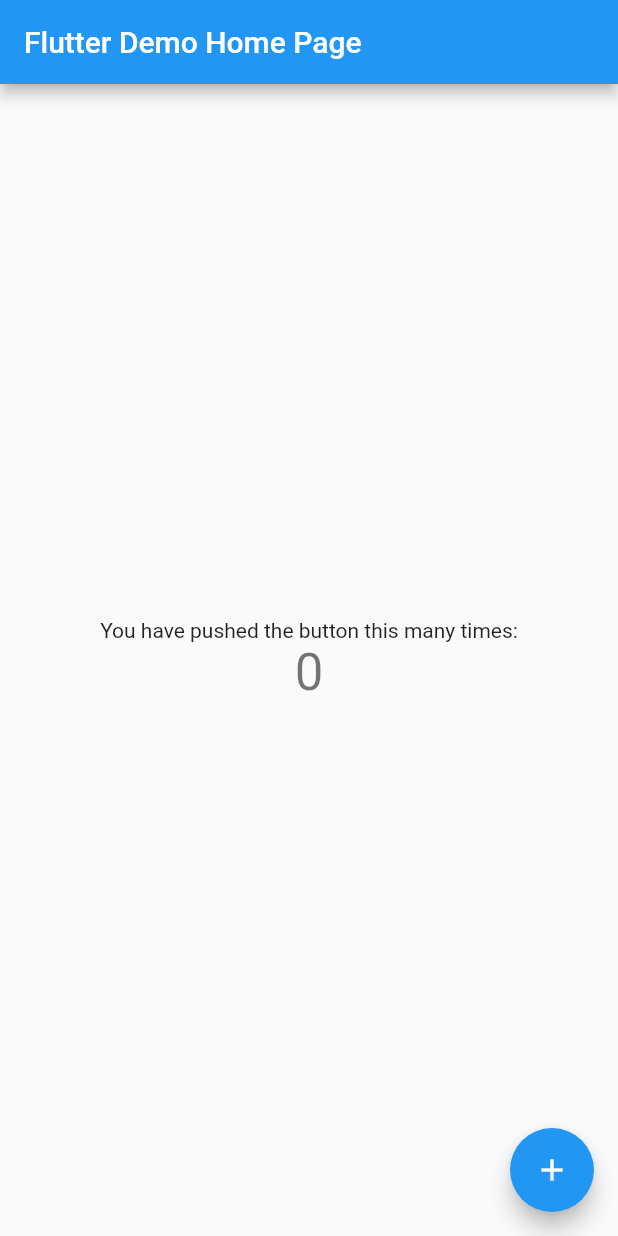
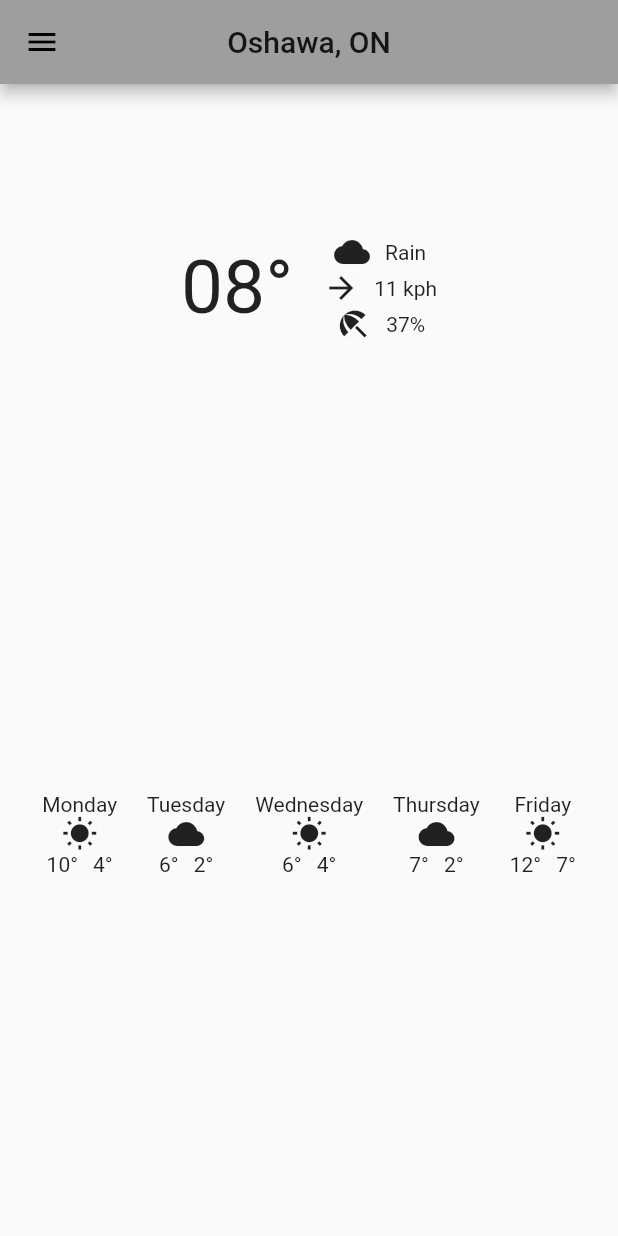
Before and after one commit to spencer-gray/weathernow, a Flutter app: the screen it shows after launch, on a phone screen of 412 x 824 dp. Run offline on Flutter 3.47's test engine with Material 2 defaults, Android fonts, the phone set to English and light mode, and no system bars.

Commit message:
Implemented some basic UI for the weather-view page.

```diff
--- a/lib/main.dart
+++ b/lib/main.dart
@@ -1,64 +1,20 @@
 import 'package:flutter/material.dart';
+import 'weather-view.dart';
 
-void main() => runApp(MyApp());
+void main() => runApp(WeatherNow());
 
-class MyApp extends StatelessWidget {
+class WeatherNow extends StatelessWidget {
+
   // This widget is the root of your application.
   @override
   Widget build(BuildContext context) {
     return MaterialApp(
-      title: 'Flutter Demo',
+      title: 'WeatherNow',
       theme: ThemeData(
-        primarySwatch: Colors.blue,
+        primarySwatch: Colors.grey,
       ),
-      home: MyHomePage(title: 'Flutter Demo Home Page'),
+      home: WeatherView(title: 'WeatherNow'),
+      debugShowCheckedModeBanner: false
     );
   }
 }
-
-class MyHomePage extends StatefulWidget {
-  MyHomePage({Key key, this.title}) : super(key: key);
-
-  final String title;
-
-  @override
-  _MyHomePageState createState() => _MyHomePageState();
-}
-
-class _MyHomePageState extends State<MyHomePage> {
-  int _counter = 0;
-
-  void _incrementCounter() {
-    setState(() {
-      _counter++;
-    });
-  }
-
-  @override
-  Widget build(BuildContext context) {
-    return Scaffold(
-      appBar: AppBar(
-        title: Text(widget.title),
-      ),
-      body: Center(
-        child: Column(
-          mainAxisAlignment: MainAxisAlignment.center,
-          children: <Widget>[
-            Text(
-              'You have pushed the button this many times:',
-            ),
-            Text(
-              '$_counter',
-              style: Theme.of(context).textTheme.display1,
-            ),
-          ],
-        ),
-      ),
-      floatingActionButton: FloatingActionButton(
-        onPressed: _incrementCounter,
-        tooltip: 'Increment',
-        child: Icon(Icons.add),
-      ),
-    );
-  }
-}
--- /dev/null
+++ b/lib/weather-view.dart
@@ -0,0 +1,186 @@
+import 'package:flutter/material.dart';
+
+class WeatherView extends StatefulWidget {
+  WeatherView({Key key, this.title}) : super(key: key);
+
+  final String title;
+
+  @override
+  _WeatherViewState createState() => _WeatherViewState();
+}
+
+class _WeatherViewState extends State<WeatherView> {
+
+  @override
+  Widget build(BuildContext context) {
+    return Scaffold(
+      appBar: AppBar(
+        //title: Text(widget.title),
+        title: Text('Oshawa, ON'),
+        centerTitle: true,
+      ),
+
+      body: Container(
+        padding: EdgeInsets.symmetric(vertical: 100),
+        child: Column(
+          children: <Widget> [
+            Row(
+              mainAxisAlignment: MainAxisAlignment.center,
+              children: <Widget> [
+                Column(
+                  children: <Widget>[
+                    Text('08\xb0', style: TextStyle(fontSize: 50)),
+                  ],
+                ),
+                Padding(padding: EdgeInsets.symmetric(horizontal: 10)),
+                Column(
+                  children: <Widget>[
+                    Row(
+                      children: <Widget>[
+                      Icon(Icons.cloud),
+                      Padding(padding: EdgeInsets.symmetric(horizontal: 5)),
+                      Text('Rain', style: TextStyle(fontSize: 14)),
+                    ]),
+                    Row(
+                      children: <Widget>[
+                      Icon(Icons.arrow_forward),
+                      Padding(padding: EdgeInsets.symmetric(horizontal: 5)),
+                      Text('11 kph', style: TextStyle(fontSize: 14)),
+                    ]),
+                    Row(
+                      children: <Widget>[
+                      Icon(Icons.beach_access),
+                      Padding(padding: EdgeInsets.symmetric(horizontal: 5)),
+                      Text('37%', style: TextStyle(fontSize: 14)),
+                    ]),
+                  ],
+                ),
+              ]
+            ),
+            // 5 day forecast box
+            Padding(padding: EdgeInsets.symmetric(vertical: 150)),
+            Container(
+              // decoration: BoxDecoration(border: Border.all(
+              //   color: Colors.grey,
+              //   width: 1.0,
+              //   style: BorderStyle.solid,
+              // )),
+              child: Row(
+                mainAxisAlignment: MainAxisAlignment.center,
+                children: <Widget>[
+                  Column(
+                    children: <Widget>[
+                      Text('Monday'),
+                      Icon(Icons.wb_sunny),
+                      Row (
+                        children: <Widget>[
+                          Text('10\xb0'),
+                          Padding(padding: EdgeInsets.symmetric(horizontal: 5)),
+                          Text('4\xb0'),
+                        ],
+                      ),
+                    ]
+                  ),
+                  Padding(padding: EdgeInsets.symmetric(horizontal: 10)),
+                  Column(
+                    children: <Widget>[
+                      Text('Tuesday'),
+                      Icon(Icons.wb_cloudy),
+                      Row (
+                        children: <Widget>[
+                          Text('6\xb0'),
+                          Padding(padding: EdgeInsets.symmetric(horizontal: 5)),
+                          Text('2\xb0'),
+                        ],
+                      ),
+                    ]
+                  ),
+                  Padding(padding: EdgeInsets.symmetric(horizontal: 10)),
+                  Column(
+                    children: <Widget>[
+                      Text('Wednesday'),
+                      Icon(Icons.wb_sunny),
+                      Row (
+                        children: <Widget>[
+                          Text('6\xb0'),
+                          Padding(padding: EdgeInsets.symmetric(horizontal: 5)),
+                          Text('4\xb0'),
+                        ],
+                      ),
+                    ]
+                  ),
+                  Padding(padding: EdgeInsets.symmetric(horizontal: 10)),
+                  Column(
+                    children: <Widget>[
+                      Text('Thursday'),
+                      Icon(Icons.wb_cloudy),
+                      Row (
+                        children: <Widget>[
+                          Text('7\xb0'),
+                          Padding(padding: EdgeInsets.symmetric(horizontal: 5)),
+                          Text('2\xb0'),
+                        ],
+                      ),
+                    ]
+                  ),
+                  Padding(padding: EdgeInsets.symmetric(horizontal: 10)),
+                  Column(
+                    children: <Widget>[
+                      Text('Friday'),
+                      Icon(Icons.wb_sunny),
+                      Row (
+                        children: <Widget>[
+                          Text('12\xb0'),
+                          Padding(padding: EdgeInsets.symmetric(horizontal: 5)),
+                          Text('7\xb0'),
+                        ],
+                      ),
+                    ]
+                  ),
+                ],
+              )
+            )
+
+          ]
+        )
+      ),
+
+      drawer: Drawer(
+        child:  ListView(
+          //padding: EdgeInsets.zero,
+          children: <Widget>[
+            ListTile(
+              leading: Icon(Icons.location_city),
+              title: Text('Manage Locations'),
+              onTap: () {
+                print("Manage locations pressed...");
+              }
+            ),
+            ListTile(
+              leading: Icon(Icons.map),
+              title: Text('Item 2'),
+              onTap: () {
+                print("Item 2 pressed...");
+              }
+            ),
+            ListTile(
+              leading: Icon(Icons.settings),
+              title: Text('Settings'),
+              onTap: () {
+                print("Settings pressed...");
+              }
+            ),
+            ListTile(
+              leading: Icon(Icons.close),
+              title: Text('Close'),
+              onTap: () {
+                Navigator.pop(context);
+              }
+            )
+          ],
+        ),
+      ),
+      //bottomSheet: menu(),
+    );
+  }
+}
```
Also changed, not shown: 1 other file.
